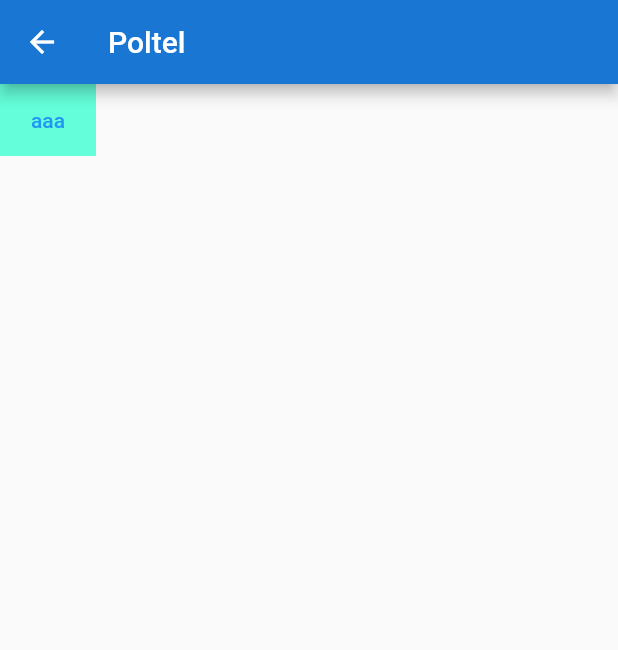
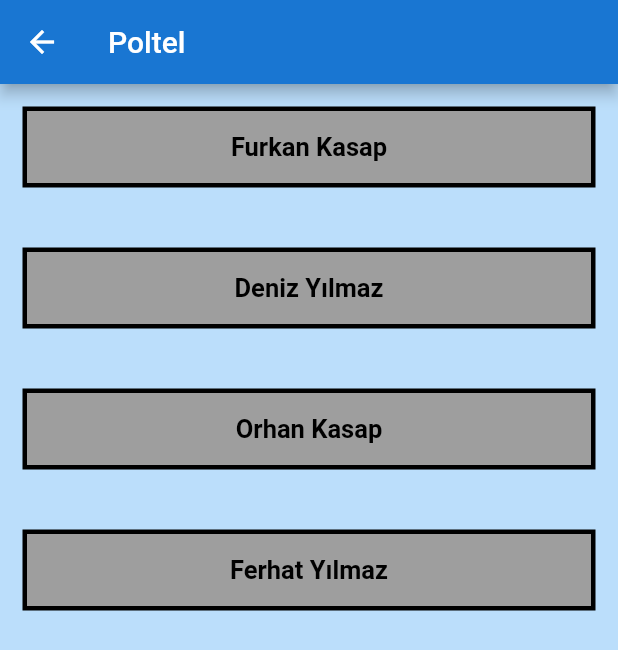
Before and after one commit to Erimsaholut/Ledective, a Flutter app: the Poltel screen opened directly, on a phone screen of 412 x 824 dp. Shown: the top 650 px of the screen. Run offline on Flutter 3.47's test engine with Material 2 defaults, Android fonts, the phone set to English and light mode, and no system bars; our stand-ins replace just_audio, shared_preferences, table_calendar; missing offline and left inert: flutter_dialogs, one_clock; accounts and stored records are empty.

Commit message:
document updates for autopsy and statement raports

```diff
--- /dev/null
+++ b/lib/apps/poltel_app/document_texts.dart
@@ -0,0 +1,63 @@
+Map<String, dynamic> documentTexts = {
+  "Orhan Kasap": {
+    "name": "Orhan Kasap",
+    "number": "123456789",
+    "madeDate": "01.01.2022",
+    "education": "High School",
+    "isMarried": "Married",
+    "gender": "Male",
+    "isAutopsy": "False",
+    "questions": [
+      "Berat'ı nereden tanıyorsun ve onu nasıl tarif edersin ?",
+      "Kendisine zarar verebilecek birilerinden veya peşinde olan birilerinden bahsetti mi ?",
+      "Daha önce şüpheli bir olaya karıştığını gördün  veya duydun mu ?",
+      "Sen şu madde kullanan çocuğun ismini ver sonra gidebilirsin."
+    ],
+    "answers": [
+      "Berat'ı fazla yakından olmamakla birlikte okuldan tanıyorum. Kendisi sanırım babasından dolayı biraz burnu havada biriydi. Zaten babası milletvekili olan birinin neden bu küçük şehirdeki, küçük bir üniversitede okuduğunu hiçbir zaman anlayamadım. Okula fazla gelip gitmezdi, geldiği zamanlarda da benimle beraber kahve içerdi. Genellikle kendine güvenen ve insanları küçük gören bir konuşma tarzı vardı.",
+      "Hayır, peşinde birilerinin olduğunu sanmıyorum.",
+      "Daha önce okulda yaşanan bir olay olmadı ama birkaç ay önce madde kullandığı bilinen bir öğrenciye ufak bir paket verirken yere düşürdüğünü görenler olmuş. Ben görmedim ama oradan geçen birkaç kişi gördüğünü söylüyor. Herkesin aklına aynı şey geldi ama kimse okuldan atılmak istemediği için üzerine gitmedi bu olayın",
+      "İsmi Furkan, soyadını bilmiyorum ama bizim okulda kime sorsanız gösterir. Genelde okulun karşısındaki kafede takılıyor. Dağınık saçları olan hafif kambur bir çocuk."
+    ],
+  },
+  "Furkan Kasap": {
+    "name": "Furkan Kasap",
+    "number": "123456789",
+    "madeDate": "01.01.2022",
+    "education": "High School",
+    "isMarried": "Married",
+    "gender": "Male",
+    "isAutopsy": "False",
+    "questions": [
+      "Berat'ı tanıyor musun ?",
+      "Olay gecesi neredeydin ?",
+    ],
+    "answers": [
+      "Tanıyorum ama yakın değildik.",
+      "Kafedeydim.",
+    ],
+  },
+  "Deniz Yılmaz": {
+    "name": "Deniz Yılmaz",
+    "number": "987654321",
+    "madeDate": "05.03.2023",
+    "education": "Yüksek Lisans",
+    "isMarried": "Bekar",
+    "gender": "Kadın",
+    "isAutopsy": "False",
+    "questions": [
+      "Deniz'i nereden tanıyorsun ve onu nasıl tarif edersin?",
+      "Son zamanlarda Deniz, kişisel hayatıyla ilgili sorunlar yaşadı mı?",
+      "Daha önce Deniz'in şüpheli bir olaya karıştığını gördün veya duydun mu?",
+      "Son zamanlarda okulda uyuşturucu kullanımıyla ilgili herhangi bir durum fark ettin mi?",
+      "Deniz hakkında daha fazla detay verebilir misin?"
+    ],
+    "answers": [
+      "Deniz'i üniversiteden tanıyorum. O oldukça zeki ve başarılı bir öğrenci. Sınıfta aktif olarak katılır ve sık sık tartışmalara katılır. Arkadaşları tarafından sevilen biri ve yardımsever bir kişiliği var.",
+      "Son zamanlarda Deniz, kişisel hayatıyla ilgili bazı sorunlar yaşadı. Ailevi konulardan dolayı biraz stresli olduğunu söyledi ve bu durum derslerine yansıyor.",
+      "Daha önce Deniz'in şüpheli bir olaya karıştığını görmedim veya duymadım.",
+      "Son zamanlarda okulda uyuşturucu kullanımıyla ilgili herhangi bir durum fark etmedim. Okulda uyuşturucu kullanımıyla ilgili sıkı önlemler alınıyor ve öğrenciler bilinçlendiriliyor.",
+      "Deniz, 25 yaşında bir kadın. Mavi gözlere ve kahverengi saçlara sahip. Hobileri arasında kitap okumak, seyahat etmek ve müzik dinlemek bulunuyor."
+    ]
+  }
+};
--- /dev/null
+++ b/lib/apps/poltel_app/document_widget.dart
@@ -0,0 +1,104 @@
+import 'package:flutter/material.dart';
+
+import 'document_maker.dart';
+import 'document_texts.dart';
+
+class PolDocument extends StatelessWidget {
+  final String name;
+  final bool visible;
+  final bool isAutopsy;
+
+  const PolDocument({
+    Key? key,
+    required this.name,
+    this.visible = true,
+    this.isAutopsy = false,
+  }) : super(key: key);
+
+  @override
+  Widget build(BuildContext context) {
+    return Visibility(
+      visible: visible,
+      child: Column(
+        children: [
+          Container(
+            width: double.infinity,
+            decoration: BoxDecoration(
+              color: Colors.grey,
+              border: Border.all(color: Colors.black, width: 3.0),
+            ),
+            child: TextButton(
+              onPressed: () {
+                Navigator.push(
+                  context,
+                  MaterialPageRoute(
+                    builder: (context) => isAutopsy == false
+                        ? DocumentMaker(
+                            name: documentTexts[name]["name"],
+                            number: documentTexts[name]["number"],
+                            madeDate: documentTexts[name]["madeDate"],
+                            education: documentTexts[name]["education"],
+                            isMarried: documentTexts[name]["isMarried"],
+                            gender: documentTexts[name]["gender"],
+                            questions: documentTexts[name]["questions"],
+                            answers: documentTexts[name]["answers"],
+                          )
+                        : autopsyRaport(),
+                  ),
+                );
+              },
+              child: Text(
+                name,
+                style: const TextStyle(
+                  color: Colors.black,
+                  fontSize: 17,
+                  fontWeight: FontWeight.bold,
+                ),
+              ),
+            ),
+          ),
+          const SizedBox(height: 40),
+        ],
+      ),
+    );
+  }
+}
+
+Widget autopsyRaport() {
+  return Scaffold(
+    appBar: AppBar(title: Text(" *Berat yılmaz* otopsi raporu ")),
+    body: Container(
+      width: double.infinity,
+      color: Colors.grey.shade400,
+      child: ListView(
+        children: const [
+          Padding(
+            padding: EdgeInsets.all(15.0),
+            child: Column(
+              crossAxisAlignment: CrossAxisAlignment.start,
+              children: [
+                Text(
+                  "Cesedin kimliği :\n",
+                  style: TextStyle(fontWeight: FontWeight.bold),
+                ),
+                Text("\t Adı ve soyadı: Berat Yılmaz"),
+                Text("\t Kimlik numarası: 3231"),
+                Text("\t Otopsi tarihi: tarih gelecek"),
+                /**/
+                Text("\t Cinsiyeti: Erkek"),
+                Text("\t Yaş: 20-25"),
+                Text(
+                  "\n MUAYENE BULGULARI :\n",
+                  style: TextStyle(fontWeight: FontWeight.bold),
+                ),
+                Column(
+                  crossAxisAlignment: CrossAxisAlignment.start,
+                ),
+              ],
+            ),
+          ),
+        ],
+      ),
+    ),
+  );
+}
--- a/lib/apps/poltel_app/poltel.dart
+++ b/lib/apps/poltel_app/poltel.dart
@@ -1,23 +1,5 @@
 import 'package:flutter/material.dart';
-import 'document_maker.dart';
-
-List<String> sorular = [
-  "Berat'ı nereden tanıyorsun ve onu nasıl tarif edersin ?",
-  "Kendisine zarar verebilecek birilerinden veya peşinde olan birilerinden bahsetti mi ?",
-  "Daha önce şüpheli bir olaya karıştığını gördün  veya duydun mu ?"
-];
-
-List<String> cevaplar = [
-  " Berat'ı fazla yakından olmamakla"
-      " birlikte okuldan tanıyorum. Kendisi sanırım babasından dolayı biraz burnu havada biriydi. Zaten babası milletvekili olan birinin neden bu küçük şehirdeki, küçük bir üniversitede okuduğunu hiçbir zaman  anlayamadım. Okula fazla gelip gitmezdi, geldiği zamanlarda da benimle beraber kahve içerdi. Genellikle kendine güvenen ve insanları küçük gören bir konuşm"
-      "a tarzı vardı.",
-  "Hayır, peşinde birilerinin olduğunu sanmıyorum.",
-  "Daha önce okulda yaşanan bir olay olmadı ama birkaç a"
-      "y önce madde kullandığı bilinen bir öğrenciye ufak bir "
-      "paket verirken yere düşürdüğünü görenler olmuş. Ben görmedim ama oradan geç"
-      "en birkaç kişi gördüğünü söylüyor. Herkesin aklına aynı şey geldi ama kimse okuldan atılmak istemediği için üzerine gitmedi bu olayın",
-];
-
+import 'package:ledective/apps/poltel_app/document_widget.dart';
 
 class Poltel extends StatefulWidget {
   const Poltel({Key? key}) : super(key: key);
@@ -25,7 +7,6 @@ class Poltel extends StatefulWidget {
   @override
   State<Poltel> createState() => _PoltelState();
 }
-
 
 class _PoltelState extends State<Poltel> {
   @override
@@ -36,28 +17,31 @@ class _PoltelState extends State<Poltel> {
         title: const Text("Poltel"),
       ),
       body: Container(
-        color: Colors.tealAccent,
-        child: SingleChildScrollView(
-          child: TextButton(
-              onPressed: () {
-                Navigator.push(
-                  context,
-                  MaterialPageRoute(
-                    builder: (context) => DocumentMaker(
-                      name: "John Doe",
-                      number: "123456789",
-                      madeDate: "01.01.2022",
-                      education: "High School",
-                      isMarried: "Married",
-                      gender: "Male",
-                      questions: sorular,
-                      answers: cevaplar,
-                    ),
-
+        width: double.infinity,
+        color: Colors.blue.shade100,
+        child: Padding(
+          padding: const EdgeInsets.all(15.0),
+          child: ListView(
+            children: const [
+              Column(
+                children: [
+                  PolDocument(
+                    name: "Furkan Kasap",
                   ),
-                );
-              },
-              child: Text("aaa")),
+                  PolDocument(
+                    name: "Deniz Yılmaz",
+                  ),
+                  PolDocument(
+                    name: "Orhan Kasap",
+                  ),
+                  PolDocument(
+                    name: "Ferhat Yılmaz",
+                    isAutopsy: true,
+                  ),
+                ],
+              ),
+            ],
+          ),
         ),
       ),
     );
--- a/lib/main.dart
+++ b/lib/main.dart
@@ -1,4 +1,5 @@
 import 'package:flutter/material.dart';
+import 'package:flutter/scheduler.dart';
 import 'package:flutter/services.dart';
 import 'package:shared_preferences/shared_preferences.dart';
 import 'StartScreen.dart';
```
Also changed, not shown: lib/apps/poltel_app/document.dart (deleted, +0 -10 lines), lib/apps/poltel_app/document_maker.dart (+28 -11 lines).
